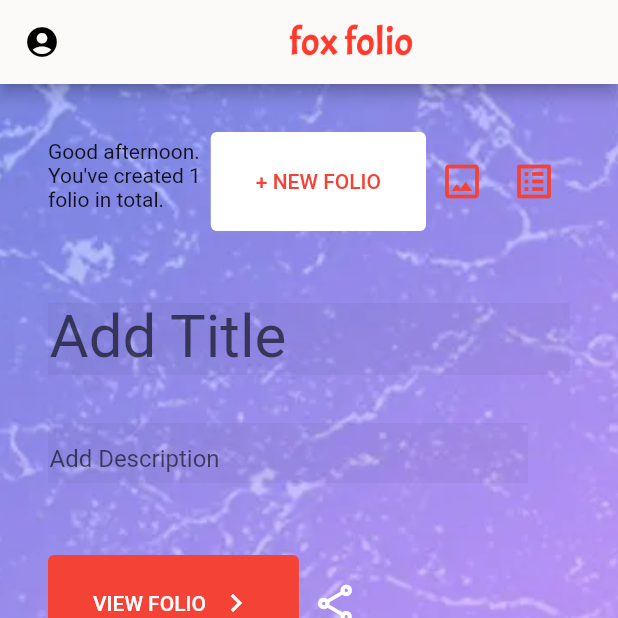
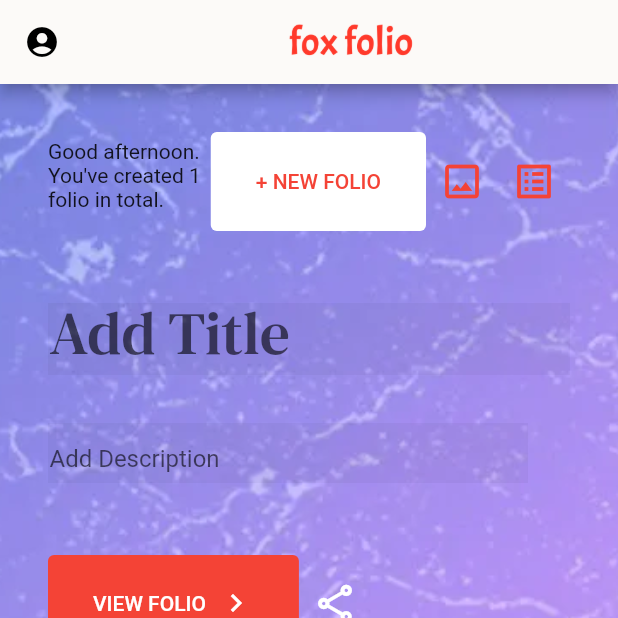
Before and after one commit to jademisato/fox, a Flutter app: the screen it shows after launch, on a phone screen of 412 x 824 dp, the top half of it. Run offline on Flutter 3.47's test engine with Material 2 defaults, Android fonts, the phone set to English and light mode, and no system bars; project files that could hold a hidden picture were left out.

Commit message:
Add a custom font

```diff
--- a/lib/main.dart
+++ b/lib/main.dart
@@ -153,7 +153,9 @@
                   filled: true,
                   hoverColor: Colors.red.withOpacity(0.1),
                 ),
-                style: TextStyle(fontSize: 40.0, height: 1.0),
+                style: TextStyle(
+                  fontFamily: 'DMSerifText',
+                  fontSize: 40.0, height: 1.0),
               ),
             ),
           ),
```
Also changed, not shown: pubspec.yaml (+5 -6 lines), fonts/DMSerifText-Italic.ttf (added), fonts/DMSerifText-Regular.ttf (added).
